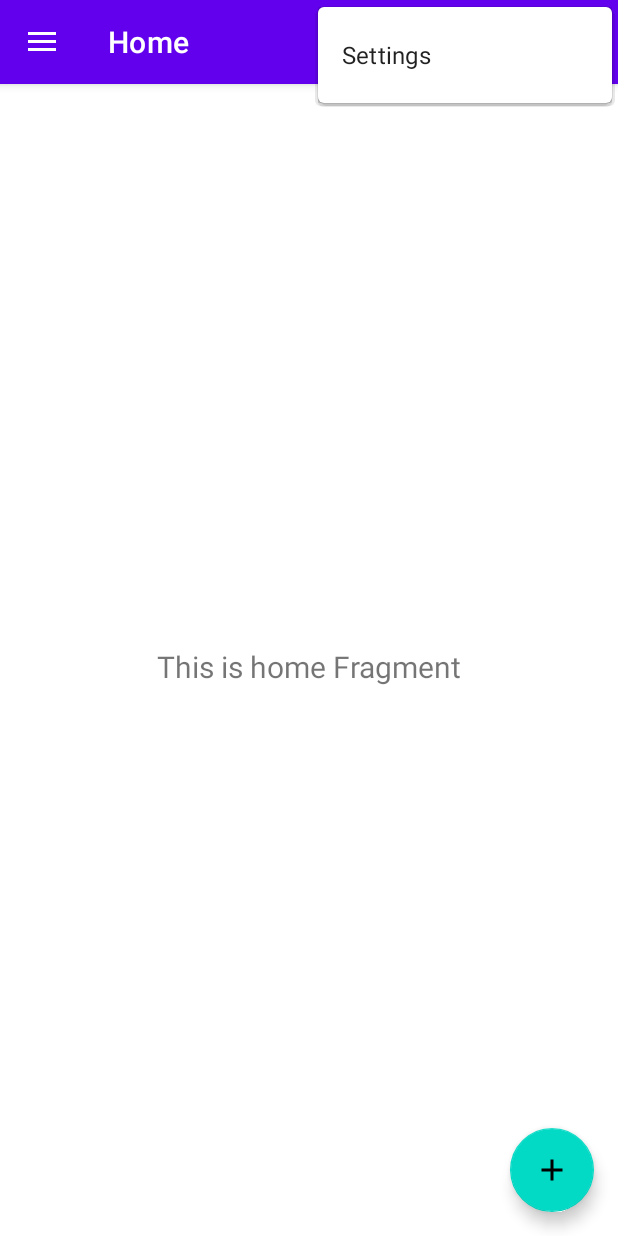
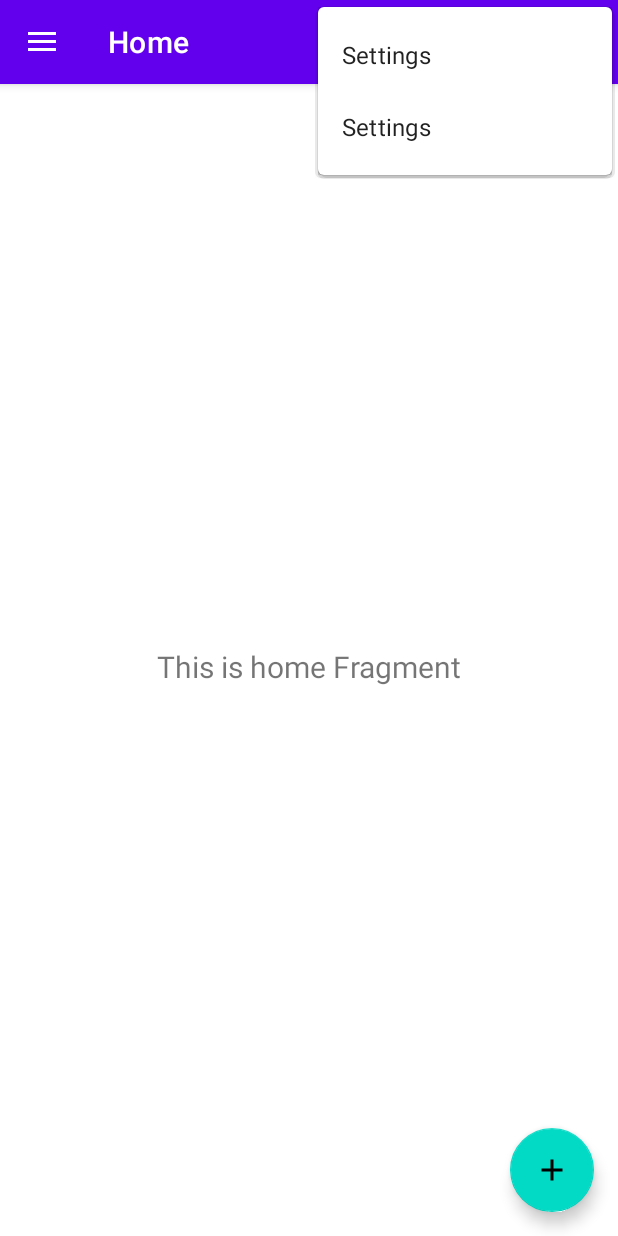
Before and after one commit to SergOg/AD_RC, an Android app: the screen it shows after launch (MainActivity), with the options menu open, on a phone screen of 412 x 824 dp. Run offline under Robolectric (Android 15) with nearby library versions, the light colour scheme and no system bars; our stand-ins replace navigation-ui.

Commit message:
in main.xml added item

```diff
--- a/app/build.gradle.kts
+++ b/app/build.gradle.kts
@@ -48,6 +48,7 @@ dependencies {
     implementation(libs.androidx.lifecycle.viewmodel.ktx)
     implementation(libs.androidx.navigation.fragment.ktx)
     implementation(libs.androidx.navigation.ui.ktx)
+
     testImplementation(libs.junit)
     androidTestImplementation(libs.androidx.junit)
     androidTestImplementation(libs.androidx.espresso.core)
--- a/app/src/main/res/layout/app_bar_main.xml
+++ b/app/src/main/res/layout/app_bar_main.xml
@@ -29,6 +29,6 @@
         android:layout_gravity="bottom|end"
         android:layout_marginEnd="@dimen/fab_margin"
         android:layout_marginBottom="16dp"
-        app:srcCompat="@drawable/add_24" />
+        app:srcCompat="@drawable/ic_my_icon" />
 
 </androidx.coordinatorlayout.widget.CoordinatorLayout>
--- a/app/src/main/res/menu/main.xml
+++ b/app/src/main/res/menu/main.xml
@@ -6,4 +6,10 @@
         android:orderInCategory="100"
         android:title="@string/action_settings"
         app:showAsAction="never" />
+
+    <item
+        android:id="@+id/action_settings1"
+        android:orderInCategory="100"
+        android:title="@string/action_settings"
+        app:showAsAction="never" />
 </menu>
--- a/app/src/main/res/values/themes.xml
+++ b/app/src/main/res/values/themes.xml
@@ -12,6 +12,7 @@
         <!-- Status bar color. -->
         <item name="android:statusBarColor">?attr/colorPrimaryVariant</item>
         <!-- Customize your theme here. -->
+        <item name="colorAccent">@color/strong_pink</item>
     </style>
 
     <style name="Theme.RC.NoActionBar">
```
Also changed, not shown: app/src/main/res/drawable/ic_my_icon.xml (renamed from app/src/main/res/drawable/add_24.xml).
